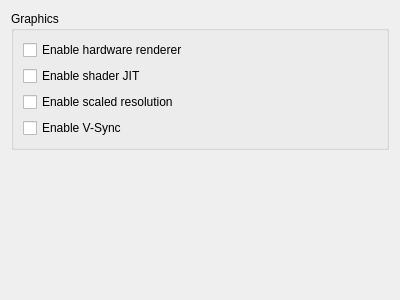
First picture: the form in src/citra_qt/configure_graphics.ui, repository neoragna/3DSEMUCITRA, before the edit.
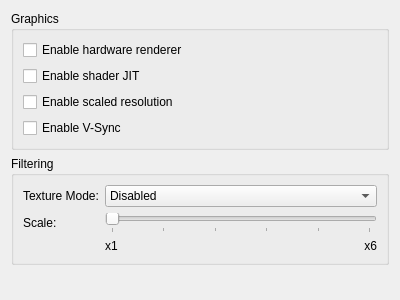
Second picture: the form after the edit.

Patch:
```diff
--- a/src/citra_qt/configure_graphics.ui
+++ b/src/citra_qt/configure_graphics.ui
@@ -53,6 +53,98 @@
        </layout>
       </widget>
      </item>
+	       <item>
+        <widget class="QGroupBox" name="groupBox">
+          <property name="title">
+            <string>Filtering</string>
+          </property>
+          <layout class="QGridLayout" name="verticalLayout_3">
+            <item row="0" column="0">
+              <widget class="QLabel" name="label_filtering_type">
+                <property name="text">
+                  <string>Texture Mode:</string>
+                </property>
+              </widget>
+            </item>
+            <item row="0" column="1">
+              <layout class="QHBoxLayout" name="horizontalLayout_filtering">
+                <item>
+                  <widget class="QComboBox" name="combo_filtering">
+                    <item>
+                      <property name="text">
+                        <string>Disabled</string>
+                      </property>
+                    </item>
+                    <item>
+                      <property name="text">
+                        <string>xBRZ</string>
+                      </property>
+                    </item>
+                  </widget>
+                </item>
+              </layout>
+            </item>
+            <item row="1" column="0">
+              <widget class="QLabel" name="label_filtering_type">
+                <property name="text">
+                  <string>Scale:</string>
+                </property>
+              </widget>
+            </item>
+            <item row="1" column="1">
+              <layout class="QHBoxLayout" name="horizontalLayout_filtering_scale">
+                <item>
+                  <widget class="QSlider" name="slider_filtering_scale">
+                    <property name="minimum">
+                      <number>1</number>
+                    </property>
+                    <property name="maximum">
+                      <number>6</number>
+                    </property>
+                    <property name="tickInterval">
+                      <number>1</number>
+                    </property>
+                    <property name="tickPosition">
+                      <enum>QSlider::TicksBelow</enum>
+                    </property>
+                    <property name="orientation">
+                      <enum>Qt::Horizontal</enum>
+                    </property>
+                  </widget>
+                </item>
+              </layout>
+            </item>
+            <item row="2" column="1">
+              <layout class="QHBoxLayout" name="horizontalLayout_filtering_scale_names">
+                <item>
+                  <layout class="QGridLayout" name="verticalLayout_filtering_scale_names">
+                    <item row="0" column="0">
+                      <widget class="QLabel" name="label_filtering_scale_names_x2">
+                        <property name="text">
+                          <string>x1</string>
+                        </property>
+                        <property name="alignment">
+                          <enum>Qt::AlignLeft</enum>
+                        </property>
+                      </widget>
+                    </item>
+                    <item row="0" column="1">
+                      <widget class="QLabel" name="label_filtering_scale_names_x6">
+                        <property name="text">
+                          <string>x6</string>
+                        </property>
+                        <property name="alignment">
+                          <enum>Qt::AlignRight</enum>
+                        </property>
+                      </widget>
+                    </item>
+                  </layout>
+                </item>
+              </layout>
+            </item>
+          </layout>
+        </widget>
+      </item>
     </layout>
    </item>
    <item>
```
